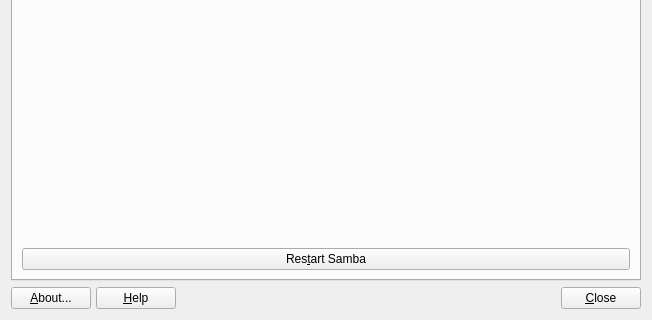
Before: the Qt Designer form mainwindow.ui in MX-Linux/mx-samba-config, drawn with Qt 5; both pictures show x 0 to 652 and y 258 to 578 of the 652 by 578 pixel window.
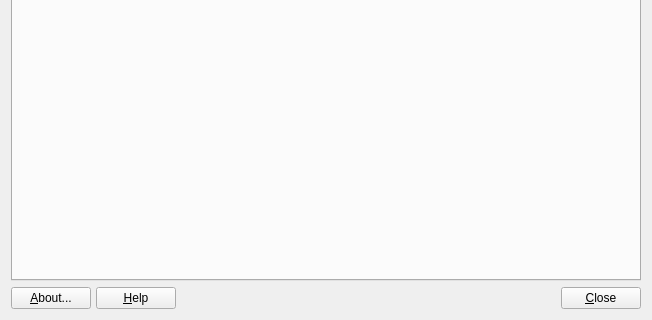
After: the same form once the commit is applied. Icons and pictures are not drawn.

Diff of the .ui file:
```diff
--- a/mainwindow.ui
+++ b/mainwindow.ui
@@ -104,18 +104,18 @@
          </item>
         </layout>
        </item>
-       <item row="2" column="0">
-        <widget class="QPushButton" name="pushRestartSamba">
-         <property name="sizePolicy">
-          <sizepolicy hsizetype="Expanding" vsizetype="Fixed">
-           <horstretch>0</horstretch>
-           <verstretch>0</verstretch>
-          </sizepolicy>
+       <item row="1" column="0">
+        <spacer name="verticalSpacer_2">
+         <property name="orientation">
+          <enum>Qt::Vertical</enum>
          </property>
-         <property name="text">
-          <string>Res&amp;tart Samba</string>
+         <property name="sizeHint" stdset="0">
+          <size>
+           <width>20</width>
+           <height>226</height>
+          </size>
          </property>
-        </widget>
+        </spacer>
        </item>
       </layout>
      </widget>
```
Left out of the diff: 14 changed lines with no effect on the pictures.
